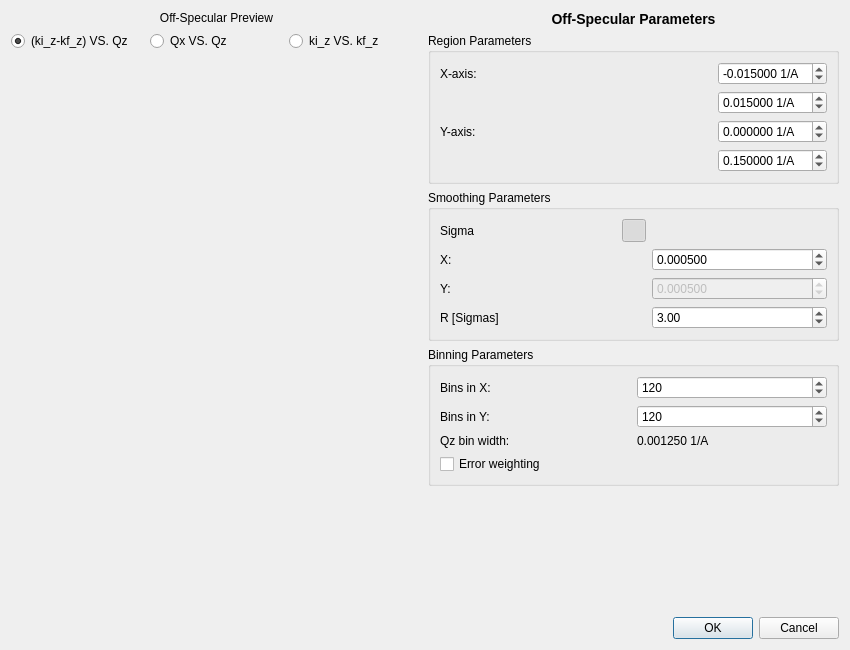
Above: src/quicknxs/views/qt/ui_smooth_dialog.ui from neutrons/quicknxs before the change. Below: the same form after it.
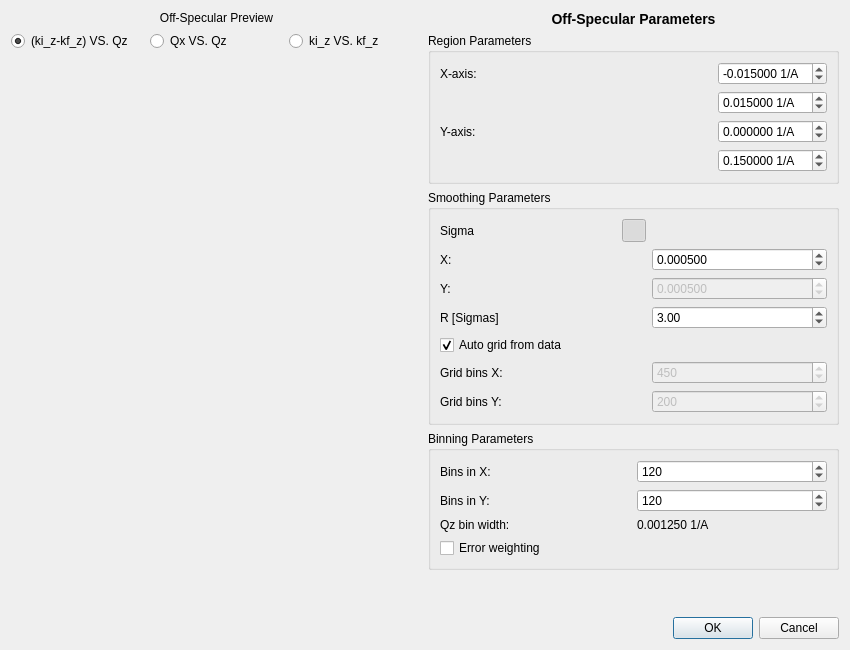
That is the form after the change. Icons and pictures are not drawn. Custom widgets are drawn as their Qt base class.

Commit message: Derive the smoothing grid size from the raw off-specular resolution

The edit to the form file:
```diff
--- a/src/quicknxs/views/qt/ui_smooth_dialog.ui
+++ b/src/quicknxs/views/qt/ui_smooth_dialog.ui
@@ -339,6 +339,77 @@
             </property>
            </widget>
           </item>
+          <item row="4" column="0" colspan="3">
+           <widget class="QCheckBox" name="autoGridBins">
+            <property name="toolTip">
+             <string>Calculate the smoothing grid size from the finest x and y intervals in the raw off-specular data</string>
+            </property>
+            <property name="text">
+             <string>Auto grid from data</string>
+            </property>
+            <property name="checked">
+             <bool>true</bool>
+            </property>
+           </widget>
+          </item>
+          <item row="5" column="0">
+           <widget class="QLabel" name="label_smooth_grid_x">
+            <property name="text">
+             <string>Grid bins X:</string>
+            </property>
+           </widget>
+          </item>
+          <item row="5" column="2">
+           <widget class="QSpinBox" name="smooth_grid_x">
+            <property name="enabled">
+             <bool>false</bool>
+            </property>
+            <property name="toolTip">
+             <string>Number of smoothing grid points in X</string>
+            </property>
+            <property name="minimum">
+             <number>1</number>
+            </property>
+            <property name="maximum">
+             <number>5000</number>
+            </property>
+            <property name="singleStep">
+             <number>10</number>
+            </property>
+            <property name="value">
+             <number>450</number>
+            </property>
+           </widget>
+          </item>
+          <item row="6" column="0">
+           <widget class="QLabel" name="label_smooth_grid_y">
+            <property name="text">
+             <string>Grid bins Y:</string>
+            </property>
+           </widget>
+          </item>
+          <item row="6" column="2">
+           <widget class="QSpinBox" name="smooth_grid_y">
+            <property name="enabled">
+             <bool>false</bool>
+            </property>
+            <property name="toolTip">
+             <string>Number of smoothing grid points in Y</string>
+            </property>
+            <property name="minimum">
+             <number>1</number>
+            </property>
+            <property name="maximum">
+             <number>5000</number>
+            </property>
+            <property name="singleStep">
+             <number>10</number>
+            </property>
+            <property name="value">
+             <number>200</number>
+            </property>
+           </widget>
+          </item>
          </layout>
         </widget>
        </item>
```
The commit also changes 8 other files.
